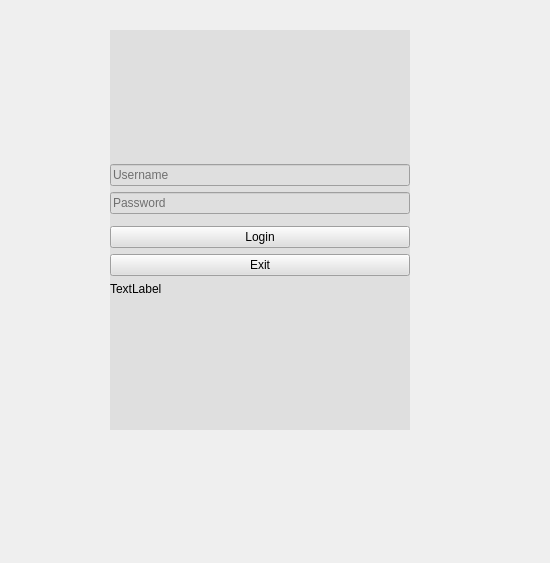
Qt form ui/login.ui (NeslihanCanbaz/CRM_project) before a commit.
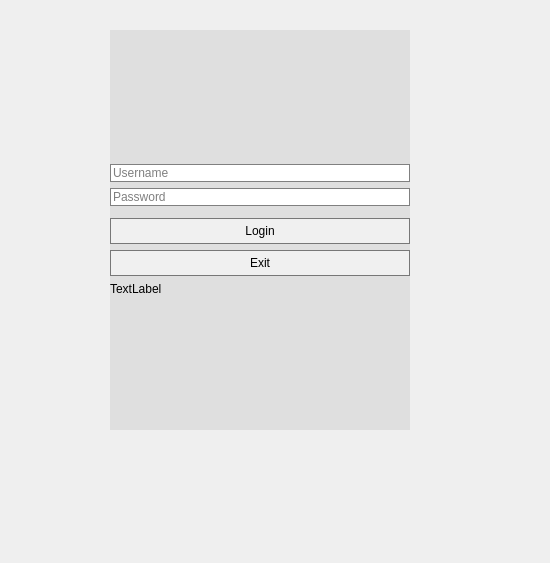
The same form after that commit.

```diff
--- a/ui/login.ui
+++ b/ui/login.ui
@@ -51,7 +51,26 @@
      </size>
     </property>
     <property name="styleSheet">
-     <string notr="true">background-color: rgb(223, 223, 223);</string>
+     <string notr="true">/* Ana arka plan rengi */
+QWidget {
+    background-color: rgb(223, 223, 223);
+    color: black; /* Tüm yazıların siyah olmasını zorla */
+}
+
+/* Giriş kutularını beyaz yap ve yazıları belirginleştir */
+QLineEdit {
+    background-color: white;
+    color: black;
+    border: 1px solid gray;
+}
+
+/* Butonları daha belirgin yap */
+QPushButton {
+    background-color: #f0f0f0;
+    color: black;
+    border: 1px solid #777;
+    padding: 5px;
+}</string>
     </property>
     <layout class="QVBoxLayout" name="verticalLayout">
      <item>
```
